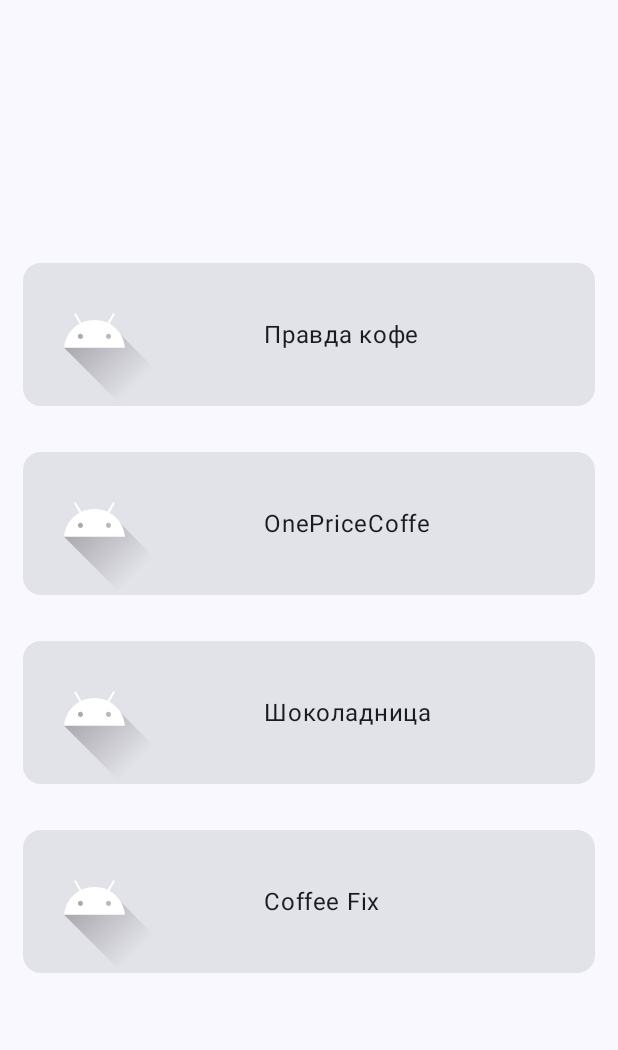
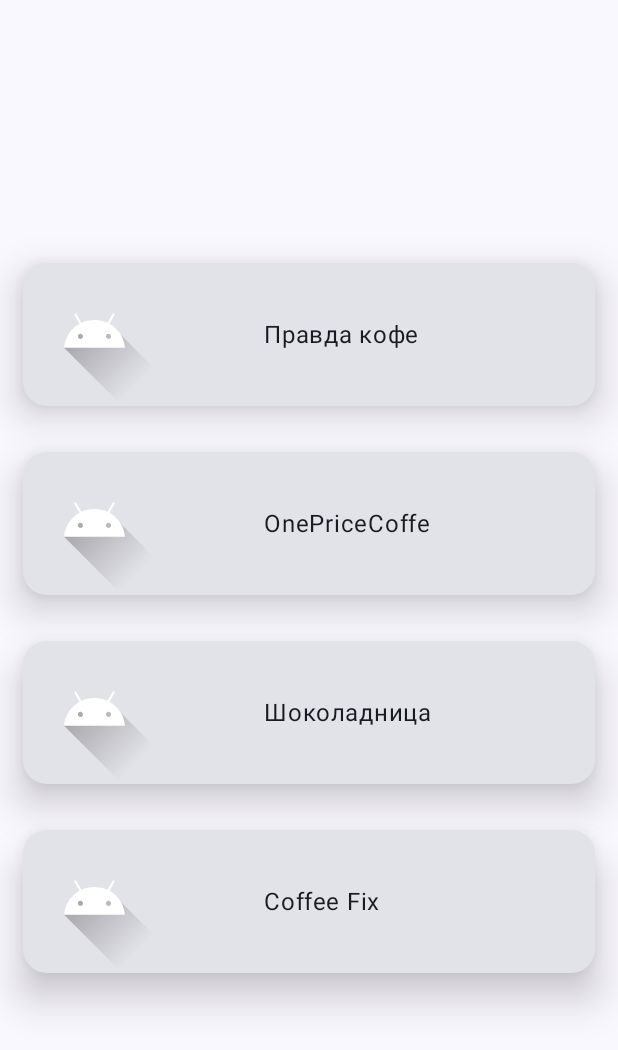
Before and after one commit to AntonVzdor/PracticalWork, an Android app built with Jetpack Compose: the screen it shows after launch (MainActivity), after a tap on "кофе", on a phone screen of 412 x 824 dp. Shown: the top 1050 px of the screen. Run offline under Robolectric (Android 15) with nearby library versions, the phone set to English and light mode, and no system bars; our stand-ins replace window size class.

Commit message:
Работа над визуалом.

```diff
--- a/app/src/main/java/com/example/practicalwork/Screen/CategoryScreen.kt
+++ b/app/src/main/java/com/example/practicalwork/Screen/CategoryScreen.kt
@@ -1,6 +1,7 @@
 package com.example.practicalwork.Screen
 
 import androidx.compose.foundation.Image
+import androidx.compose.foundation.background
 import androidx.compose.foundation.layout.Arrangement
 import androidx.compose.foundation.layout.PaddingValues
 import androidx.compose.foundation.layout.Row
@@ -9,12 +10,17 @@
 import androidx.compose.foundation.layout.size
 import androidx.compose.foundation.lazy.LazyColumn
 import androidx.compose.foundation.lazy.items
+import androidx.compose.foundation.shape.RoundedCornerShape
 import androidx.compose.material3.Card
+import androidx.compose.material3.CardDefaults
+import androidx.compose.material3.CardElevation
+import androidx.compose.material3.Divider
 import androidx.compose.material3.ExperimentalMaterial3Api
 import androidx.compose.material3.Text
 import androidx.compose.runtime.Composable
 import androidx.compose.ui.Alignment
 import androidx.compose.ui.Modifier
+import androidx.compose.ui.graphics.Color
 import androidx.compose.ui.res.painterResource
 import androidx.compose.ui.res.stringResource
 import androidx.compose.ui.tooling.preview.Preview
@@ -51,6 +57,8 @@
     modifier: Modifier = Modifier
 ){
     Card(
+        shape = RoundedCornerShape(16.dp),
+        elevation = CardDefaults.cardElevation(defaultElevation = 16.dp),
         modifier = modifier
             .padding(15.dp),
         onClick = onClick
--- a/app/src/main/java/com/example/practicalwork/Screen/RecommendationScreen.kt
+++ b/app/src/main/java/com/example/practicalwork/Screen/RecommendationScreen.kt
@@ -9,7 +9,9 @@
 import androidx.compose.foundation.layout.size
 import androidx.compose.foundation.lazy.LazyColumn
 import androidx.compose.foundation.lazy.items
+import androidx.compose.foundation.shape.RoundedCornerShape
 import androidx.compose.material3.Card
+import androidx.compose.material3.CardDefaults
 import androidx.compose.material3.ExperimentalMaterial3Api
 import androidx.compose.material3.Text
 import androidx.compose.runtime.Composable
@@ -52,6 +54,8 @@
     modifier: Modifier = Modifier
 ){
     Card(
+        shape = RoundedCornerShape(16.dp),
+        elevation = CardDefaults.cardElevation(defaultElevation = 16.dp),
         modifier = modifier
             .padding(15.dp),
         onClick = onClick
--- a/app/src/main/java/com/example/practicalwork/ui/theme/Color.kt
+++ b/app/src/main/java/com/example/practicalwork/ui/theme/Color.kt
@@ -6,6 +6,9 @@
 val PurpleGrey80 = Color(0xFFCCC2DC)
 val Pink80 = Color(0xFFEFB8C8)
 
+val MoscowRed = Color(0xFFCC0000)
+val OnMoscowRed = Color.White
+
 val Purple40 = Color(0xFF6650a4)
 val PurpleGrey40 = Color(0xFF625b71)
 val Pink40 = Color(0xFF7D5260)
--- a/app/src/main/java/com/example/practicalwork/ui/theme/Theme.kt
+++ b/app/src/main/java/com/example/practicalwork/ui/theme/Theme.kt
@@ -20,7 +20,9 @@
 private val LightColorScheme = lightColorScheme(
     primary = Purple40,
     secondary = PurpleGrey40,
-    tertiary = Pink40
+    tertiary = Pink40,
+    background = MoscowRed,
+    onBackground = OnMoscowRed
 
     /* Other default colors to override
     background = Color(0xFFFFFBFE),
```
